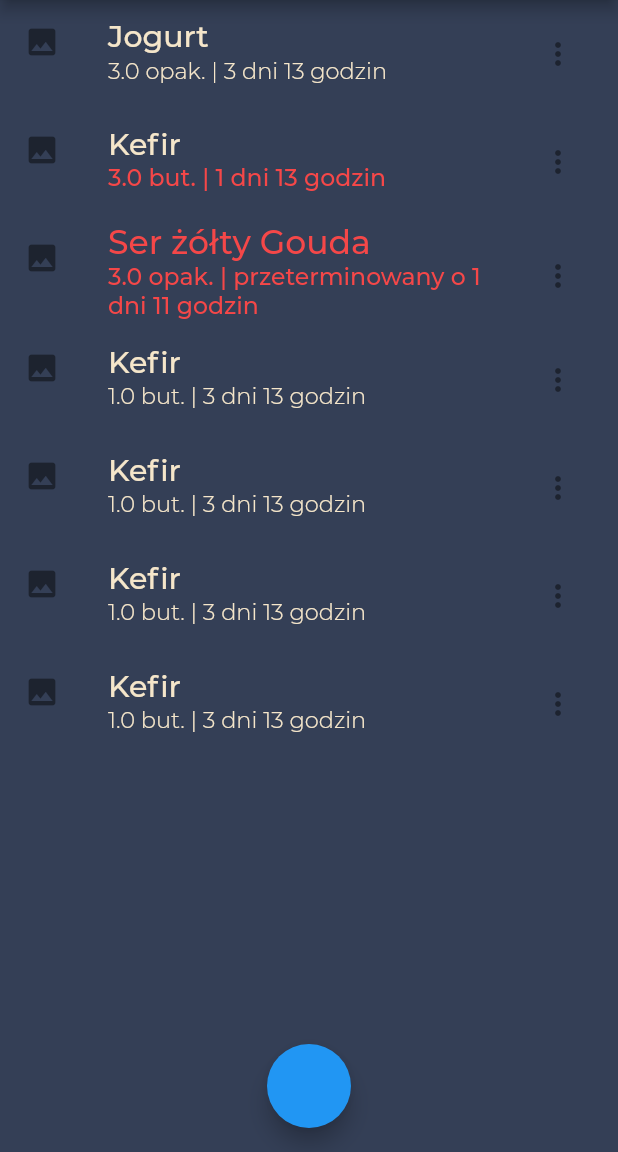
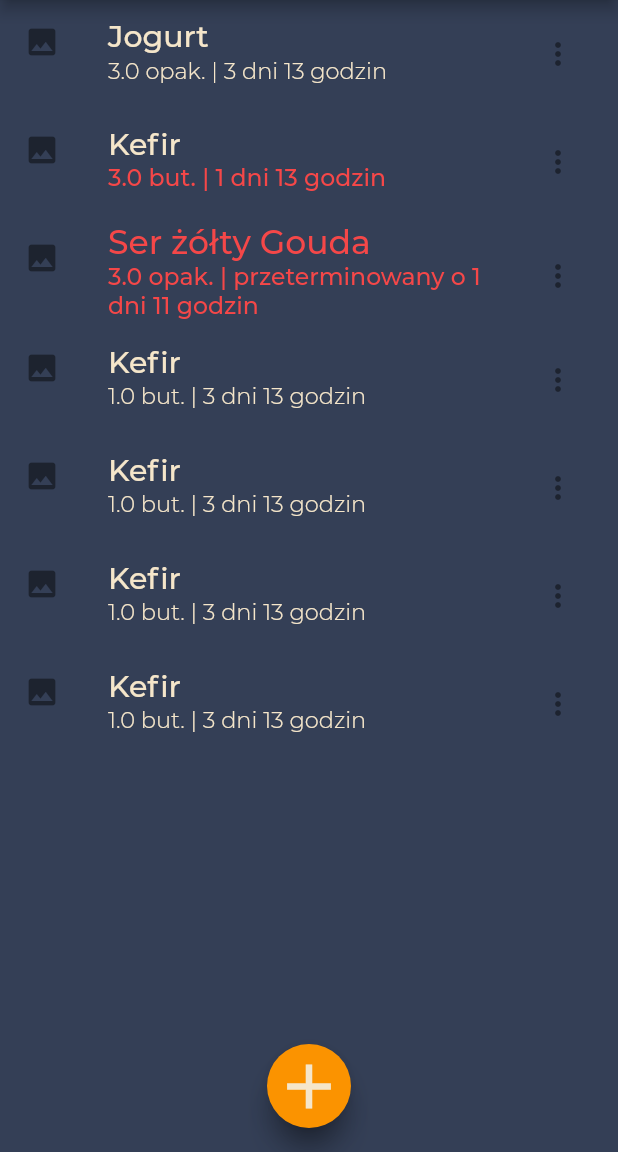
Before and after one commit to dawid-niedzwiecki/flutter_test, a Flutter app: the screen it shows after launch, after a tap on an icon or button, on a phone screen of 412 x 824 dp, the part 84-1236 px from its top. Run offline on Flutter 3.47's test engine with Material 2 defaults, Android fonts, the phone set to English and light mode, and no system bars; project files that could hold a hidden picture were left out.

Commit message:
storage page

```diff
--- a/lib/screens/storage-screen.dart
+++ b/lib/screens/storage-screen.dart
@@ -3,6 +3,7 @@ import 'package:flutter/material.dart';
 import 'package:test1/modules/products.dart';
 import 'package:test1/modules/utils.dart';
 import 'package:test1/widgets/DrawerRight.dart';
+import 'package:test1/widgets/StorageFab.dart';
 
 class StoragePage extends StatefulWidget {
   const StoragePage({Key? key}) : super(key: key);
@@ -109,8 +110,37 @@ class _StoragePageState extends State<StoragePage> {
   @override
   Widget build(BuildContext context) {
     return new Scaffold(
-      floatingActionButton: new FloatingActionButton(
-        onPressed: () => {},
+      floatingActionButton: ExpandableFab(
+        distance: 112.0,
+        children: [
+          ActionButton(
+            onPressed: () => {},
+            text: Utils.generateText(
+              "Kategoria",
+              color: Utils.textColor,
+              fontWeight: FontWeight.w500,
+              fontSize: 17,
+            ),
+          ),
+          ActionButton(
+            onPressed: () => {},
+            text: Utils.generateText(
+              "Produkt z szablonu",
+              color: Utils.textColor,
+              fontWeight: FontWeight.w500,
+              fontSize: 17,
+            ),
+          ),
+          ActionButton(
+            onPressed: () => {},
+            text: Utils.generateText(
+              "Produkt",
+              color: Utils.textColor,
+              fontWeight: FontWeight.w500,
+              fontSize: 17,
+            ),
+          ),
+        ],
       ),
       floatingActionButtonLocation: FloatingActionButtonLocation.centerFloat,
       backgroundColor: Utils.backgroundColor,
@@ -130,12 +160,6 @@ class _StoragePageState extends State<StoragePage> {
               )
               .toList(),
         ),
-        // FloatingActionButton(
-        //   backgroundColor: Utils.primaryColor,
-        //   elevation: 20,
-        //   child: new Icon(Icons.add),
-        //   onPressed: () => {},
-        // ),
       ),
     );
   }
--- /dev/null
+++ b/lib/widgets/StorageFab.dart
@@ -0,0 +1,222 @@
+import 'package:flutter/material.dart';
+import 'package:test1/modules/utils.dart';
+import 'dart:math';
+
+@immutable
+class ExpandableFab extends StatefulWidget {
+  const ExpandableFab({
+    Key? key,
+    this.initialOpen,
+    required this.distance,
+    required this.children,
+  }) : super(key: key);
+
+  final bool? initialOpen;
+  final double distance;
+  final List<Widget> children;
+
+  @override
+  _ExpandableFabState createState() => _ExpandableFabState();
+}
+
+class _ExpandableFabState extends State<ExpandableFab>
+    with SingleTickerProviderStateMixin {
+  late final AnimationController _controller;
+  late final Animation<double> _expandAnimation;
+  bool _open = false;
+
+  @override
+  void initState() {
+    super.initState();
+    _open = widget.initialOpen ?? false;
+    _controller = AnimationController(
+      value: _open ? 1.0 : 0.0,
+      duration: const Duration(
+        milliseconds: 250,
+      ),
+      vsync: this,
+    );
+    _expandAnimation = CurvedAnimation(
+      curve: Curves.fastOutSlowIn,
+      reverseCurve: Curves.easeOutQuad,
+      parent: _controller,
+    );
+  }
+
+  @override
+  void dispose() {
+    _controller.dispose();
+    super.dispose();
+  }
+
+  void _toggle() {
+    setState(() {
+      _open = !_open;
+      if (_open) {
+        _controller.forward();
+      } else {
+        _controller.reverse();
+      }
+    });
+  }
+
+  @override
+  Widget build(BuildContext context) {
+    return SizedBox.expand(
+      child: Stack(
+        alignment: Alignment.bottomCenter,
+        clipBehavior: Clip.none,
+        children: [
+          _buildTapToCloseFab(),
+          ..._buildExpandingActionButtons(),
+          _buildTapToOpenFab(),
+        ],
+      ),
+    );
+  }
+
+  Widget _buildTapToCloseFab() {
+    return SizedBox(
+      width: 50,
+      height: 50,
+      child: Center(
+        child: Material(
+          color: Utils.textColor,
+          shape: const CircleBorder(),
+          clipBehavior: Clip.antiAlias,
+          elevation: 10,
+          child: InkWell(
+            onTap: _toggle,
+            child: Padding(
+              padding: const EdgeInsets.all(8.0),
+              child: Icon(
+                Icons.close,
+                color: Utils.primaryColor,
+              ),
+            ),
+          ),
+        ),
+      ),
+    );
+  }
+
+  Widget _buildTapToOpenFab() {
+    return IgnorePointer(
+      ignoring: _open,
+      child: AnimatedContainer(
+        transformAlignment: Alignment.center,
+        transform: Matrix4.diagonal3Values(
+          _open ? 0.7 : 1.0,
+          _open ? 0.7 : 1.0,
+          1.0,
+        ),
+        duration: const Duration(milliseconds: 250),
+        curve: const Interval(0.0, 0.5, curve: Curves.easeOut),
+        child: AnimatedOpacity(
+          opacity: _open ? 0.0 : 1.0,
+          curve: const Interval(0.25, 1.0, curve: Curves.easeInOut),
+          duration: const Duration(milliseconds: 250),
+          child: FloatingActionButton(
+            backgroundColor: Utils.primaryColor,
+            foregroundColor: Utils.textColor,
+            onPressed: _toggle,
+            child: const Icon(
+              Icons.add,
+              size: 50,
+            ),
+          ),
+        ),
+      ),
+    );
+  }
+
+  List<Widget> _buildExpandingActionButtons() {
+    final children = <Widget>[];
+    final count = widget.children.length;
+    final step = 90.0 / (count - 1);
+    double angleInDegrees = 0.0;
+    for (int i = 0; i < count; i++, angleInDegrees += step) {
+      children.add(
+        _ExpandingActionButton(
+          directionInDegrees: angleInDegrees,
+          maxDistance: widget.distance,
+          progress: _expandAnimation,
+          child: widget.children[i],
+        ),
+      );
+    }
+    return children;
+  }
+}
+
+@immutable
+class ActionButton extends StatelessWidget {
+  const ActionButton({Key? key, this.onPressed, required this.text})
+      : super(key: key);
+
+  final VoidCallback? onPressed;
+  final Text text;
+
+  @override
+  Widget build(BuildContext context) {
+    return new TextButton(
+      style: new ButtonStyle(
+        fixedSize: MaterialStateProperty.resolveWith<Size>(
+            (Set<MaterialState> states) {
+          return new Size(200, 50);
+        }),
+        backgroundColor: MaterialStateProperty.resolveWith<Color>(
+            (Set<MaterialState> states) {
+          return Utils.menuBackgroundColor;
+        }),
+        foregroundColor: MaterialStateProperty.resolveWith<Color>(
+            (Set<MaterialState> states) {
+          return Utils.textColor;
+        }),
+      ),
+      onPressed: onPressed,
+      child: text,
+    );
+  }
+}
+
+@immutable
+class _ExpandingActionButton extends StatelessWidget {
+  const _ExpandingActionButton({
+    Key? key,
+    required this.directionInDegrees,
+    required this.maxDistance,
+    required this.progress,
+    required this.child,
+  }) : super(key: key);
+
+  final double directionInDegrees;
+  final double maxDistance;
+  final Animation<double> progress;
+  final Widget child;
+
+  @override
+  Widget build(BuildContext context) {
+    return AnimatedBuilder(
+      animation: progress,
+      builder: (BuildContext context, Widget? child) {
+        final offset = Offset.fromDirection(
+          directionInDegrees * (pi / 90.0),
+          progress.value * maxDistance,
+        );
+        return Positioned(
+          right: MediaQuery.of(context).size.width / 2 - 100 + offset.dx * 1.2,
+          bottom: 4.0 + offset.dy * 0.5,
+          child: Transform.rotate(
+            angle: (1.0 - progress.value) * pi / 2,
+            child: child!,
+          ),
+        );
+      },
+      child: FadeTransition(
+        opacity: progress,
+        child: child,
+      ),
+    );
+  }
+}
```
